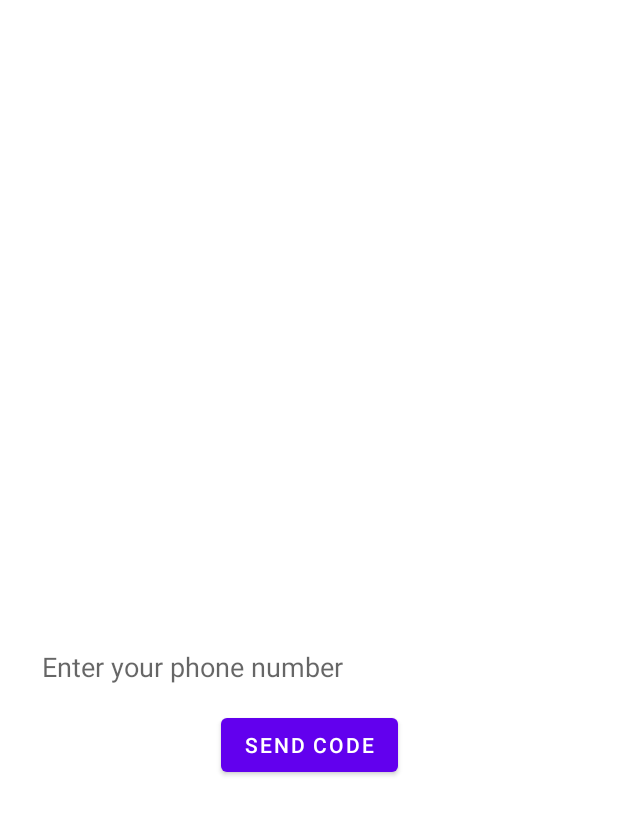
After one commit to Madina192/Geeks_4_TaskManager, an Android app: the PhoneFragment screen opened through its navigation route, on a phone screen of 412 x 824 dp. The commit adds this screen. Shown: the top 815 px of the screen. Run offline under Robolectric (Android 15) with nearby library versions, the phone set to English and light mode, and no system bars; our stand-ins replace Firebase (no records; nobody signed in at launch, a user with empty details on screens opened directly), Room's generated code, navigation-ui; pictures from the network do not load; 1 statement that could not run was skipped.

Commit message:
added auth with phone number

```diff
--- a/app/build.gradle
+++ b/app/build.gradle
@@ -3,6 +3,7 @@ plugins {
     id 'org.jetbrains.kotlin.android'
     id 'kotlin-kapt'
     id 'kotlin-parcelize'
+    id 'com.google.gms.google-services'
 }
 
 android {
@@ -46,6 +47,7 @@ dependencies {
     implementation 'androidx.lifecycle:lifecycle-viewmodel-ktx:2.6.1'
     implementation 'androidx.navigation:navigation-fragment-ktx:2.6.0'
     implementation 'androidx.navigation:navigation-ui-ktx:2.6.0'
+    implementation 'com.google.firebase:firebase-auth:22.0.0'
     testImplementation 'junit:junit:4.13.2'
     androidTestImplementation 'androidx.test.ext:junit:1.1.5'
     androidTestImplementation 'androidx.test.espresso:espresso-core:3.5.1'
--- a/app/src/main/java/com/example/geeks_4_taskmanager/MainActivity.kt
+++ b/app/src/main/java/com/example/geeks_4_taskmanager/MainActivity.kt
@@ -31,7 +31,7 @@ class MainActivity : AppCompatActivity() {
         navController = findNavController(R.id.nav_host_fragment_activity_main)
 
         if (!pref.isUserSeen()) {
-            navController.navigate(R.id.onBoardingFragment)
+            navController.navigate(R.id.action_to_onBoarding)
         }
 
         setAppBar()
@@ -50,11 +50,14 @@ class MainActivity : AppCompatActivity() {
         )
         setupActionBarWithNavController(navController, appBarConfiguration)
         navView.setupWithNavController(navController)
+
+
     }
 
     private fun setBottomNavVisibility() {
+        val fragmentsWithoutBottomNav = listOf(R.id.acceptFragment, R.id.phoneFragment, R.id.onBoardingFragment)
         navController.addOnDestinationChangedListener { _, destination, _ ->
-            if (destination.id == R.id.onBoardingFragment) {
+            if (fragmentsWithoutBottomNav.contains(destination.id)) {
                 navView.isVisible = false
                 supportActionBar?.hide()
             } else {
--- /dev/null
+++ b/app/src/main/java/com/example/geeks_4_taskmanager/ui/auth/phone/PhoneFragment.kt
@@ -0,0 +1,69 @@
+package com.example.geeks_4_taskmanager.ui.auth.phone
+
+import android.os.Bundle
+import androidx.fragment.app.Fragment
+import android.view.LayoutInflater
+import android.view.View
+import android.view.ViewGroup
+import android.widget.Toast
+import androidx.core.os.bundleOf
+import androidx.navigation.fragment.findNavController
+import com.example.geeks_4_taskmanager.R
+import com.example.geeks_4_taskmanager.databinding.FragmentPhoneBinding
+import com.google.firebase.FirebaseException
+import com.google.firebase.auth.FirebaseAuth
+import com.google.firebase.auth.PhoneAuthCredential
+import com.google.firebase.auth.PhoneAuthOptions
+import com.google.firebase.auth.PhoneAuthProvider
+import java.util.concurrent.TimeUnit
+
+
+class PhoneFragment : Fragment() {
+    private lateinit var binding : FragmentPhoneBinding
+    private val auth by lazy {
+        FirebaseAuth.getInstance()
+    }
+
+    private val callbacks = object : PhoneAuthProvider.OnVerificationStateChangedCallbacks() {
+
+        override fun onVerificationCompleted(credential: PhoneAuthCredential) {}
+
+        override fun onVerificationFailed(e: FirebaseException) {
+            Toast.makeText(requireContext(), e.message, Toast.LENGTH_SHORT).show()
+        }
+
+        override fun onCodeSent(
+            verificationId: String,
+            token: PhoneAuthProvider.ForceResendingToken,
+        ) {
+           findNavController().navigate(R.id.acceptFragment, bundleOf(VER_KEY to verificationId))
+        }
+    }
+
+    override fun onCreateView(
+        inflater: LayoutInflater, container: ViewGroup?,
+        savedInstanceState: Bundle?
+    ): View {
+        binding = FragmentPhoneBinding.inflate(inflater, container, false)
+        return binding.root
+    }
+
+    override fun onViewCreated(view: View, savedInstanceState: Bundle?) {
+        super.onViewCreated(view, savedInstanceState)
+
+        binding.btnSendCode.setOnClickListener{
+            val options = PhoneAuthOptions.newBuilder(auth)
+                .setPhoneNumber(binding.etPhone.text.toString()) // Phone number to verify
+                .setTimeout(60L, TimeUnit.SECONDS) // Timeout and unit
+                .setActivity(requireActivity()) // Activity (for callback binding)
+                .setCallbacks(callbacks) // OnVerificationStateChangedCallbacks
+                .build()
+            PhoneAuthProvider.verifyPhoneNumber(options)
+        }
+
+    }
+
+    companion object {
+        const val VER_KEY = "verification.key"
+    }
+}
--- a/app/src/main/java/com/example/geeks_4_taskmanager/ui/onboarding/OnBoardingFragment.kt
+++ b/app/src/main/java/com/example/geeks_4_taskmanager/ui/onboarding/OnBoardingFragment.kt
@@ -6,9 +6,11 @@ import android.view.LayoutInflater
 import android.view.View
 import android.view.ViewGroup
 import androidx.navigation.fragment.findNavController
+import com.example.geeks_4_taskmanager.R
 import com.example.geeks_4_taskmanager.data.local.Pref
 import com.example.geeks_4_taskmanager.databinding.FragmentOnBoardingBinding
 import com.example.geeks_4_taskmanager.ui.onboarding.adapter.OnBoardingAdapter
+import com.google.firebase.auth.FirebaseAuth
 
 class OnBoardingFragment : Fragment() {
 
@@ -35,7 +37,9 @@ class OnBoardingFragment : Fragment() {
 
     private fun onClick() {
         pref.saveSeen()
-        findNavController().navigateUp()
+        if (FirebaseAuth.getInstance().currentUser == null) {
+            findNavController().navigate(R.id.navigation_auth)
+        }
     }
 
 }
--- a/app/src/main/res/layout/fragment_home.xml
+++ b/app/src/main/res/layout/fragment_home.xml
@@ -20,4 +20,5 @@
         android:layout_width="match_parent"
         android:layout_height="match_parent"
         app:layoutManager="androidx.recyclerview.widget.LinearLayoutManager" />
+
 </androidx.constraintlayout.widget.ConstraintLayout>
--- /dev/null
+++ b/app/src/main/res/layout/fragment_phone.xml
@@ -0,0 +1,34 @@
+<?xml version="1.0" encoding="utf-8"?>
+<androidx.constraintlayout.widget.ConstraintLayout xmlns:android="http://schemas.android.com/apk/res/android"
+    xmlns:tools="http://schemas.android.com/tools"
+    android:layout_width="match_parent"
+    android:layout_height="match_parent"
+    xmlns:app="http://schemas.android.com/apk/res-auto"
+    tools:context=".ui.auth.phone.PhoneFragment">
+
+    <EditText
+        app:layout_constraintTop_toTopOf="parent"
+        app:layout_constraintBottom_toBottomOf="parent"
+        android:id="@+id/etPhone"
+        android:layout_width="match_parent"
+        android:layout_height="wrap_content"
+        android:hint="@string/enter_your_phone_number"
+        android:inputType="phone"
+        android:layout_marginTop="64dp"
+        android:layout_marginHorizontal="16dp"
+        android:background="@null"
+        android:paddingStart="12dp"
+        />
+
+    <Button
+        android:id="@+id/btnSendCode"
+        android:layout_width="wrap_content"
+        android:layout_height="wrap_content"
+        android:text="@string/send_code"
+        app:layout_constraintTop_toBottomOf="@id/etPhone"
+        app:layout_constraintStart_toStartOf="parent"
+        app:layout_constraintEnd_toEndOf="parent"
+        android:layout_marginTop="16dp"
+        />
+
+</androidx.constraintlayout.widget.ConstraintLayout>
--- /dev/null
+++ b/app/src/main/res/navigation/auth_navigation.xml
@@ -0,0 +1,21 @@
+<?xml version="1.0" encoding="utf-8"?>
+<navigation xmlns:android="http://schemas.android.com/apk/res/android"
+    xmlns:app="http://schemas.android.com/apk/res-auto"
+    xmlns:tools="http://schemas.android.com/tools"
+    android:id="@+id/navigation_auth"
+    app:startDestination="@id/phoneFragment"
+    >
+
+    <fragment
+        android:id="@+id/phoneFragment"
+        android:name="com.example.geeks_4_taskmanager.ui.auth.phone.PhoneFragment"
+        android:label="fragment_phone"
+        tools:layout="@layout/fragment_phone" />
+
+    <fragment
+        android:id="@+id/acceptFragment"
+        android:name="com.example.geeks_4_taskmanager.ui.auth.accept.AcceptFragment"
+        android:label="fragment_accept"
+        tools:layout="@layout/fragment_accept" />
+
+</navigation>
--- a/app/src/main/res/navigation/mobile_navigation.xml
+++ b/app/src/main/res/navigation/mobile_navigation.xml
@@ -4,6 +4,10 @@
     xmlns:tools="http://schemas.android.com/tools"
     android:id="@+id/mobile_navigation"
     app:startDestination="@+id/navigation_home">
+
+    <include
+        android:id="@id/navigation_auth"
+        app:graph="@navigation/auth_navigation" />
 
     <fragment
         android:id="@+id/navigation_home"
@@ -41,4 +45,27 @@
         android:name="com.example.geeks_4_taskmanager.ui.onboarding.OnBoardingFragment"
         android:label="fragment_on_boarding"
         tools:layout="@layout/fragment_on_boarding" />
+
+    <action
+        android:id="@+id/action_to_auth"
+        app:destination="@id/navigation_auth"
+        app:popUpToInclusive="false"
+        app:popUpTo="@id/navigation_auth"
+        />
+
+    <action
+        android:id="@+id/action_to_mobile_navigation"
+        app:destination="@id/mobile_navigation"
+        app:popUpToInclusive="true"
+        app:popUpTo="@id/mobile_navigation"
+        />
+
+    <action
+        android:id="@+id/action_to_onBoarding"
+        app:destination="@id/onBoardingFragment"
+        app:popUpToInclusive="false"
+        app:popUpTo="@id/onBoardingFragment"
+        />
+
+
 </navigation>
--- a/app/src/main/res/values/strings.xml
+++ b/app/src/main/res/values/strings.xml
@@ -18,4 +18,7 @@
     <string name="profile_title">Profile</string>
     <string name="edit">edit</string>
     <string name="update">update\n</string>
+    <string name="enter_your_phone_number">Enter your phone number</string>
+    <string name="send_code">send code</string>
+    <string name="enter_the_code">Enter the code</string>
 </resources>
--- a/build.gradle
+++ b/build.gradle
@@ -1,4 +1,8 @@
-// Top-level build file where you can add configuration options common to all sub-projects/modules.
+buildscript {
+    dependencies {
+        classpath 'com.google.gms:google-services:4.3.14'
+    }
+}// Top-level build file where you can add configuration options common to all sub-projects/modules.
 plugins {
     id 'com.android.application' version '8.0.0' apply false
     id 'com.android.library' version '8.0.0' apply false
```
Also changed, not shown: app/src/main/java/com/example/geeks_4_taskmanager/ui/auth/accept/AcceptFragment.kt (added, +50 -0 lines), app/src/main/res/layout/fragment_accept.xml (added, +34 -0 lines).
